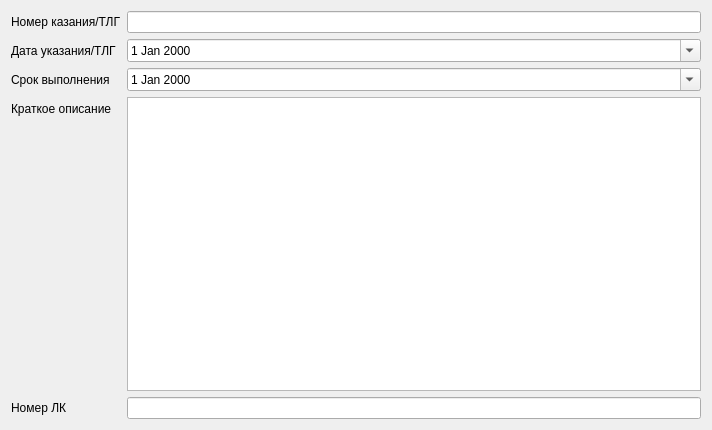
Above: ui/addlk.ui from nightmare04/AO before the change. Below: the same form after it.
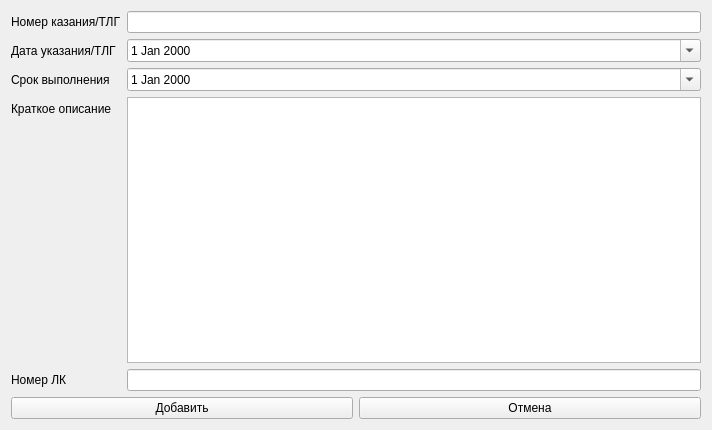
That is the form after the change.

Patch:
```diff
--- a/ui/addlk.ui
+++ b/ui/addlk.ui
@@ -85,6 +85,24 @@
    <item>
     <layout class="QHBoxLayout" name="planesLayout"/>
    </item>
+   <item>
+    <layout class="QHBoxLayout" name="horizontalLayout">
+     <item>
+      <widget class="QPushButton" name="add_btn">
+       <property name="text">
+        <string>Добавить</string>
+       </property>
+      </widget>
+     </item>
+     <item>
+      <widget class="QPushButton" name="cancel_btn">
+       <property name="text">
+        <string>Отмена</string>
+       </property>
+      </widget>
+     </item>
+    </layout>
+   </item>
   </layout>
  </widget>
  <resources/>
```
Left out of the diff: 2 changed lines with no effect on the pictures.
